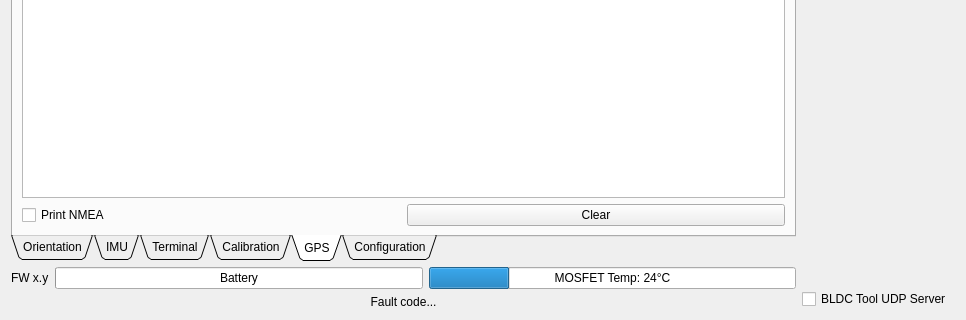
vedderb/rise_sdvp, file Linux/RC_Car_Tool/carinterface.ui: the form before one commit; both pictures show x 0 to 966 and y 261 to 581 of the 966 by 581 pixel window.
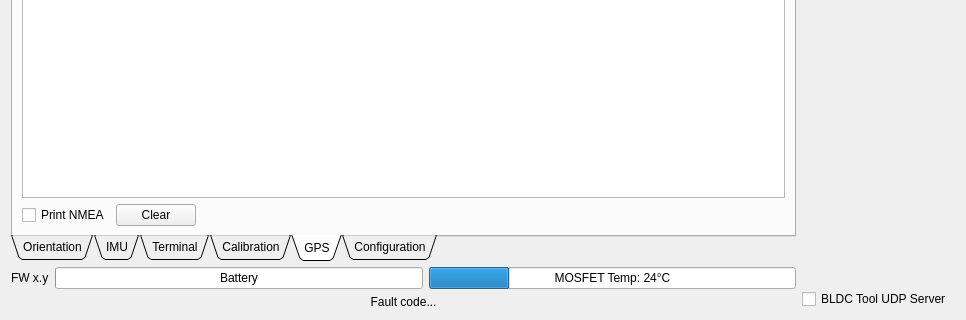
The form after the commit. The open tabs and pages were chosen to show the change. Custom widgets are drawn as their Qt base class.

Diff of the .ui file:
```diff
--- a/Linux/RC_Car_Tool/carinterface.ui
+++ b/Linux/RC_Car_Tool/carinterface.ui
@@ -432,6 +432,19 @@
              </property>
             </widget>
            </item>
+           <item>
+            <spacer name="horizontalSpacer_2">
+             <property name="orientation">
+              <enum>Qt::Horizontal</enum>
+             </property>
+             <property name="sizeHint" stdset="0">
+              <size>
+               <width>40</width>
+               <height>20</height>
+              </size>
+             </property>
+            </spacer>
+           </item>
           </layout>
          </item>
         </layout>
```
